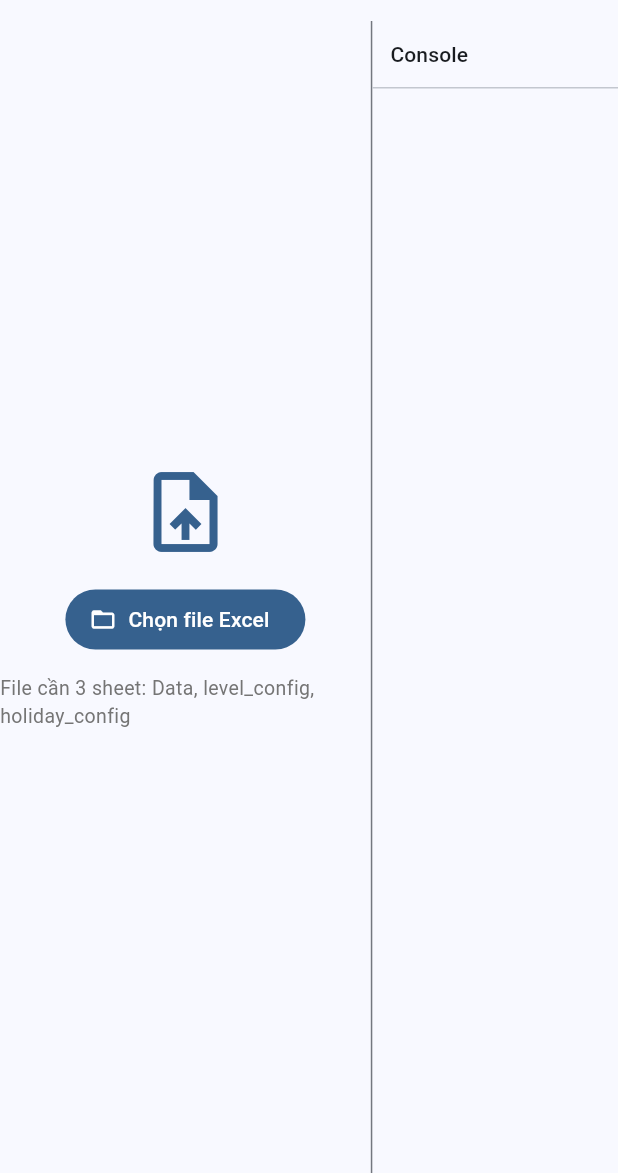
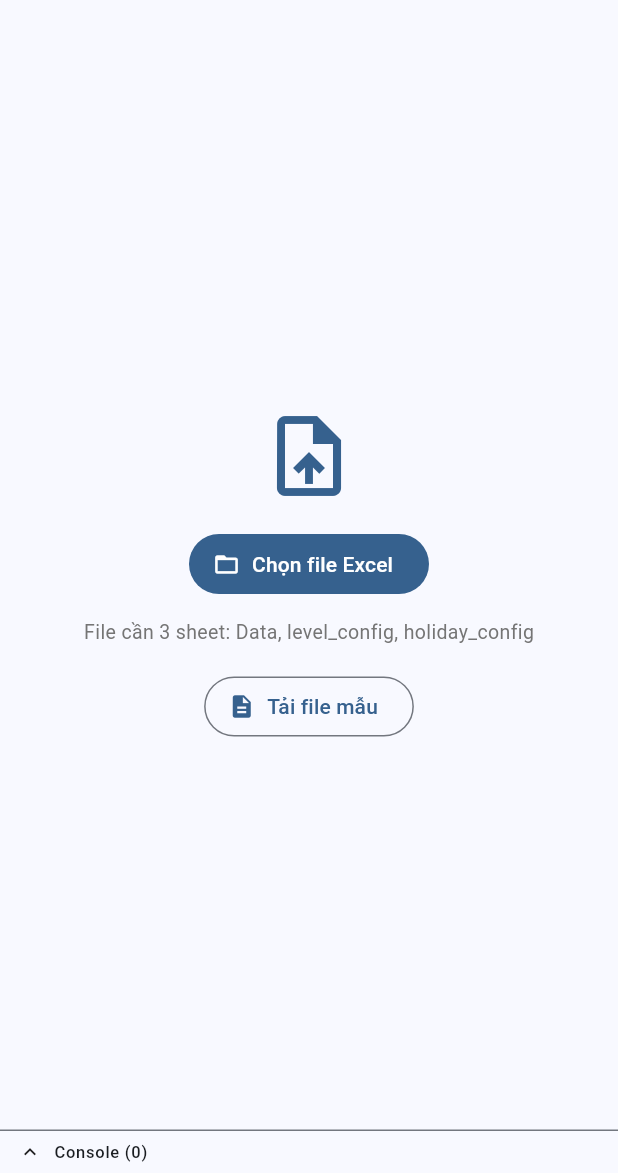
Before and after one commit to thienph3/bonus, a Flutter app: the screen it shows after launch, on a phone screen of 412 x 824 dp, the part 63-1236 px from its top. Run offline on Flutter 3.47's test engine with Material 3 defaults, Android fonts, the phone set to English and light mode, and no system bars; our stand-ins replace drift, file_picker, flutter_riverpod; missing offline and left inert: excel, spreadsheet_decoder; accounts and stored records are empty; generated files the repository leaves out were written again.

Commit message:
fix: P3 items - collapsible console, aggregate queries, summary sheet, json stack, template button, responsive cards, DI provider

```diff
--- a/debt_matching/lib/core/utils/parse_utils.dart
+++ b/debt_matching/lib/core/utils/parse_utils.dart
@@ -4,11 +4,11 @@ import 'package:intl/intl.dart';
 int? parseNumber(dynamic value) {
   if (value == null) return null;
   if (value is int) return value;
-  if (value is double) return value.toInt();
+  if (value is double) return value.round();
   final str = value.toString().trim();
   if (str.isEmpty) return null;
   final d = double.tryParse(str);
-  if (d != null) return d.toInt();
+  if (d != null) return d.round();
   return null;
 }
 
--- a/debt_matching/lib/data/database/app_database.dart
+++ b/debt_matching/lib/data/database/app_database.dart
@@ -1,6 +1,7 @@
 import 'dart:io';
 import 'package:drift/drift.dart';
 import 'package:drift/native.dart';
+import 'package:flutter_riverpod/flutter_riverpod.dart';
 import 'package:path_provider/path_provider.dart';
 import 'package:path/path.dart' as p;
 import 'tables.dart';
@@ -17,6 +18,7 @@ part 'app_database.g.dart';
 ])
 class AppDatabase extends _$AppDatabase {
   AppDatabase._() : super(_openConnection());
+  AppDatabase.forTesting(super.e);
 
   static AppDatabase? _instance;
   static AppDatabase get instance => _instance ??= AppDatabase._();
@@ -52,3 +54,6 @@ LazyDatabase _openConnection() {
     return NativeDatabase.createInBackground(file);
   });
 }
+
+/// Riverpod provider for DI / testing
+final databaseProvider = Provider<AppDatabase>((ref) => AppDatabase.instance);
--- a/debt_matching/lib/data/services/calculate_fifo.dart
+++ b/debt_matching/lib/data/services/calculate_fifo.dart
@@ -1,3 +1,4 @@
+import 'dart:convert';
 import 'package:uuid/uuid.dart';
 
 const _uuid = Uuid();
@@ -35,7 +36,7 @@ FifoResult computeFifo(Map<String, dynamic> input) {
     final docNum = data['documentNumber'] as String?;
     if (docNum == null || docNum.isEmpty) continue;
 
-    final beforeStr = stack.toString();
+    final beforeStr = jsonEncode(stack);
     int b1 = 0, b2 = 0, b3 = 0;
     final type = r['type'] as int;
     final bonusDec = r['bonusDecrease'] as int;
@@ -79,7 +80,7 @@ FifoResult computeFifo(Map<String, dynamic> input) {
 
     totalBonus += b1 + b2 + b3;
     bonusUpdates.add({'id': r['id'], 'b1': b1, 'b2': b2, 'b3': b3,
-      'before': beforeStr, 'after': stack.toString()});
+      'before': beforeStr, 'after': jsonEncode(stack)});
   }
 
   final totalRemaining = stack.fold<int>(0, (s, item) => s + (item['amount'] as int));
--- a/debt_matching/lib/presentation/dashboard/dashboard_screen.dart
+++ b/debt_matching/lib/presentation/dashboard/dashboard_screen.dart
@@ -1,6 +1,8 @@
 import 'package:flutter/material.dart';
+import 'dart:io';
 import 'package:file_picker/file_picker.dart';
 import 'package:drift/drift.dart' show OrderingTerm;
+import 'package:path/path.dart' as p;
 import '../../core/theme/theme_provider.dart';
 import '../../core/utils/error_utils.dart';
 import '../../data/database/app_database.dart';
@@ -67,7 +69,8 @@ class _DashboardScreenState extends State<DashboardScreen> {
     if (result == null) return;
     setState(() { _state = AppState.processing; _logs.clear(); _subStep = 0; });
     try {
-      final ir = await _import.importFromExcel(result.files.single.path!, _log);
+      final path = result.files.single.path!;
+      final ir = await _import.importFromExcel(path, _log);
       final runId = ir['runId'] as String;
       await _validation.validate(runId, _log);
       final stats = await _calc.calculate(runId, _log, _onSubStep);
@@ -75,15 +78,14 @@ class _DashboardScreenState extends State<DashboardScreen> {
       _preview = await loadPreviewData(runId, stats);
       await _loadRuns();
       setState(() => _state = AppState.preview);
-    } catch (e) {
-      setState(() { _state = AppState.error; _errorMsg = friendlyError(e); });
-    }
+    } catch (e) { setState(() { _state = AppState.error; _errorMsg = friendlyError(e); }); }
   }
 
   Future<void> _selectRun(String runId) async {
     _currentRunId = runId;
     final run = _runs.firstWhere((r) => r.id == runId);
     if (run.status == 'completed') {
+      setState(() => _state = AppState.processing);
       _preview = await loadPreviewData(runId, null);
       setState(() => _state = AppState.preview);
     } else {
@@ -112,6 +114,16 @@ class _DashboardScreenState extends State<DashboardScreen> {
     setState(() => _state = AppState.initial);
   }
 
+  Future<void> _downloadTemplate() async {
+    final savePath = await FilePicker.platform.saveFile(
+        dialogTitle: 'Lưu file mẫu', fileName: 'template.xlsx',
+        type: FileType.custom, allowedExtensions: ['xlsx']);
+    if (savePath == null) return;
+    final src = File(p.join(p.dirname(Platform.resolvedExecutable), 'data', 'flutter_assets', 'assets', 'template.xlsx'));
+    if (await src.exists()) { await src.copy(savePath); _log('✅ Đã lưu file mẫu: $savePath'); }
+    else { _log('⚠️ Không tìm thấy file mẫu.'); }
+  }
+
   @override
   Widget build(BuildContext context) {
     return Scaffold(
@@ -121,16 +133,14 @@ class _DashboardScreenState extends State<DashboardScreen> {
       ]),
       body: Column(children: [
         RunSelector(runs: _runs, selectedRunId: _currentRunId, onSelect: _selectRun, onDelete: _deleteRun),
-        Expanded(child: Row(children: [
-          Expanded(flex: 3, child: _buildMain()),
-          Expanded(flex: 2, child: ConsolePanel(logs: _logs, scrollController: _scroll)),
-        ])),
+        Expanded(child: _buildMain()),
+        ConsolePanel(logs: _logs, scrollController: _scroll),
       ]),
     );
   }
 
   Widget _buildMain() => switch (_state) {
-    AppState.initial => buildInitialView(context, _processFile),
+    AppState.initial => buildInitialView(context, _processFile, onDownloadTemplate: _downloadTemplate),
     AppState.processing => buildProcessingView(_subStep),
     AppState.preview => PreviewPanel(stats: _preview.stats, topResults: _preview.topResults,
         invalidCount: _preview.invalidCount, onExport: _exportRun, onReset: _processFile),
--- a/debt_matching/lib/presentation/dashboard/dashboard_state_views.dart
+++ b/debt_matching/lib/presentation/dashboard/dashboard_state_views.dart
@@ -1,6 +1,6 @@
 import 'package:flutter/material.dart';
 
-Widget buildInitialView(BuildContext context, VoidCallback onPickFile) {
+Widget buildInitialView(BuildContext context, VoidCallback onPickFile, {VoidCallback? onDownloadTemplate}) {
   return Center(child: Column(mainAxisSize: MainAxisSize.min, children: [
     Icon(Icons.upload_file, size: 64, color: Theme.of(context).colorScheme.primary),
     const SizedBox(height: 16),
@@ -9,6 +9,11 @@ Widget buildInitialView(BuildContext context, VoidCallback onPickFile) {
     const SizedBox(height: 12),
     Text('File cần 3 sheet: Data, level_config, holiday_config',
         style: TextStyle(color: Colors.grey[600], fontSize: 13)),
+    if (onDownloadTemplate != null) ...[
+      const SizedBox(height: 16),
+      OutlinedButton.icon(onPressed: onDownloadTemplate, icon: const Icon(Icons.description),
+          label: const Text('Tải file mẫu')),
+    ],
   ]));
 }
 
--- a/debt_matching/lib/presentation/dashboard/widgets/console_panel.dart
+++ b/debt_matching/lib/presentation/dashboard/widgets/console_panel.dart
@@ -1,42 +1,54 @@
 import 'package:flutter/material.dart';
 
-class ConsolePanel extends StatelessWidget {
+class ConsolePanel extends StatefulWidget {
   final List<String> logs;
   final ScrollController scrollController;
 
-  const ConsolePanel({
-    super.key,
-    required this.logs,
-    required this.scrollController,
-  });
+  const ConsolePanel({super.key, required this.logs, required this.scrollController});
+
+  @override
+  State<ConsolePanel> createState() => _ConsolePanelState();
+}
+
+class _ConsolePanelState extends State<ConsolePanel> {
+  bool _expanded = false;
 
   @override
   Widget build(BuildContext context) {
-    return Container(
-      decoration: BoxDecoration(
-        border: Border(left: BorderSide(color: Theme.of(context).dividerColor)),
+    return Column(mainAxisSize: MainAxisSize.min, children: [
+      _buildBar(),
+      if (_expanded) SizedBox(height: 150, child: _buildLogList()),
+    ]);
+  }
+
+  Widget _buildBar() {
+    return GestureDetector(
+      onTap: () => setState(() => _expanded = !_expanded),
+      child: Container(
+        decoration: BoxDecoration(border: Border(top: BorderSide(color: Theme.of(context).dividerColor))),
+        padding: const EdgeInsets.symmetric(horizontal: 12, vertical: 6),
+        child: Row(children: [
+          Icon(_expanded ? Icons.expand_more : Icons.expand_less, size: 16),
+          const SizedBox(width: 8),
+          Text('Console (${widget.logs.length})', style: Theme.of(context).textTheme.labelSmall),
+          const Spacer(),
+          if (widget.logs.isNotEmpty) Flexible(
+            child: Text(widget.logs.last, style: const TextStyle(fontSize: 11, fontFamily: 'monospace'),
+                overflow: TextOverflow.ellipsis),
+          ),
+        ]),
       ),
-      child: Column(
-        crossAxisAlignment: CrossAxisAlignment.stretch,
-        children: [
-          Padding(
-            padding: const EdgeInsets.all(12),
-            child: Text('Console', style: Theme.of(context).textTheme.titleSmall),
-          ),
-          const Divider(height: 1),
-          Expanded(
-            child: ListView.builder(
-              controller: scrollController,
-              padding: const EdgeInsets.all(8),
-              itemCount: logs.length,
-              itemBuilder: (_, i) => Padding(
-                padding: const EdgeInsets.symmetric(vertical: 2),
-                child: Text(logs[i],
-                    style: const TextStyle(fontSize: 12, fontFamily: 'monospace')),
-              ),
-            ),
-          ),
-        ],
+    );
+  }
+
+  Widget _buildLogList() {
+    return ListView.builder(
+      controller: widget.scrollController,
+      padding: const EdgeInsets.all(8),
+      itemCount: widget.logs.length,
+      itemBuilder: (_, i) => Padding(
+        padding: const EdgeInsets.symmetric(vertical: 2),
+        child: Text(widget.logs[i], style: const TextStyle(fontSize: 12, fontFamily: 'monospace')),
       ),
     );
   }
```
Also changed, not shown: debt_matching/lib/data/services/export_builder.dart (+37 -0 lines), debt_matching/lib/presentation/dashboard/preview_loader.dart (+35 -15 lines), debt_matching/lib/presentation/dashboard/widgets/preview_panel.dart (+12 -9 lines), 1 other file.
